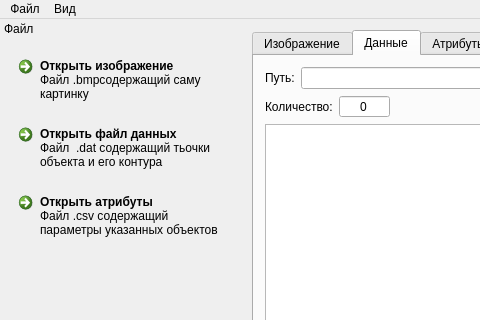
The window that mainwindow.ui (gurmaaan/ObjectsClassifier) describes before a commit, drawn with Qt 5; both pictures show x 0 to 480 and y 0 to 320 of the 1042 by 830 pixel window.
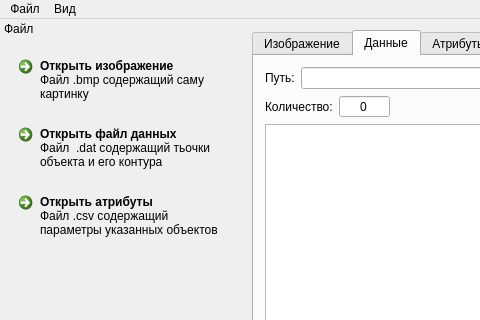
The same window after the commit. Icons and pictures are not drawn. Custom widgets are drawn as their Qt base class.

What changed in the file:
```diff
--- a/mainwindow.ui
+++ b/mainwindow.ui
@@ -256,7 +256,7 @@
         <bool>true</bool>
        </property>
        <property name="description">
-        <string>Файл .bmpсодержащий саму картинку</string>
+        <string>Файл .bmp содержащий саму картинку</string>
        </property>
       </widget>
      </item>
```
Left out of the diff: 21 changed lines with no effect on the pictures.
